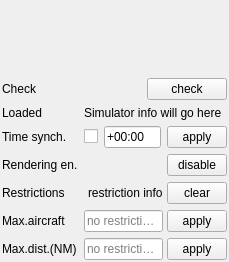
swift-project/pilotclient, file src/blackgui/components/settingssimulatorcomponent.ui: the form before one commit.
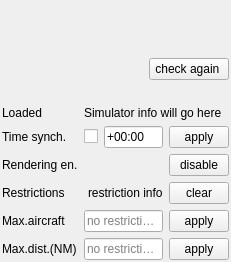
The form after the commit. Custom widgets are drawn as their Qt base class.

Commit message: Ref T312, UI simulator settings to check listeners manually per push button

Diff of the .ui file:
```diff
--- a/src/blackgui/components/settingssimulatorcomponent.ui
+++ b/src/blackgui/components/settingssimulatorcomponent.ui
@@ -7,7 +7,7 @@
     <x>0</x>
     <y>0</y>
     <width>220</width>
-    <height>255</height>
+    <height>260</height>
    </rect>
   </property>
   <property name="windowTitle">
@@ -35,243 +35,32 @@
    <property name="bottomMargin">
     <number>2</number>
    </property>
-   <item row="3" column="1">
-    <widget class="QLabel" name="lbl_PluginInfo">
-     <property name="text">
-      <string>Simulator info will go here</string>
+   <item row="5" column="2">
+    <widget class="QPushButton" name="pb_ApplyTimeSync">
+     <property name="sizePolicy">
+      <sizepolicy hsizetype="Fixed" vsizetype="Preferred">
+       <horstretch>0</horstretch>
+       <verstretch>0</verstretch>
+      </sizepolicy>
      </property>
-     <property name="wordWrap">
-      <bool>true</bool>
-     </property>
-    </widget>
-   </item>
-   <item row="6" column="0">
-    <widget class="QLabel" name="lbl_RestrictedRendering">
-     <property name="toolTip">
-      <string>Current rendering restrictions (if any)</string>
-     </property>
-     <property name="text">
-      <string>Restrictions</string>
-     </property>
-    </widget>
-   </item>
-   <item row="6" column="1">
-    <layout class="QHBoxLayout" name="hl_RestrictedRendering">
-     <property name="spacing">
-      <number>4</number>
-     </property>
-     <item>
-      <widget class="BlackGui::CLedWidget" name="led_RestrictedRendering" native="true"/>
-     </item>
-     <item alignment="Qt::AlignRight">
-      <widget class="QLabel" name="lbl_RestrictionText">
-       <property name="text">
-        <string>restriction info</string>
-       </property>
-      </widget>
-     </item>
-     <item>
-      <widget class="QPushButton" name="pb_ClearRestrictedRendering">
-       <property name="sizePolicy">
-        <sizepolicy hsizetype="Fixed" vsizetype="Preferred">
-         <horstretch>0</horstretch>
-         <verstretch>0</verstretch>
-        </sizepolicy>
-       </property>
-       <property name="minimumSize">
-        <size>
-         <width>60</width>
-         <height>0</height>
-        </size>
-       </property>
-       <property name="maximumSize">
-        <size>
-         <width>60</width>
-         <height>16777215</height>
-        </size>
-       </property>
-       <property name="text">
-        <string>clear</string>
-       </property>
-      </widget>
-     </item>
-    </layout>
-   </item>
-   <item row="3" column="0">
-    <widget class="QLabel" name="lbl_LoadedPlugin">
-     <property name="text">
-      <string>Loaded</string>
-     </property>
-    </widget>
-   </item>
-   <item row="0" column="0" colspan="2">
-    <widget class="BlackGui::CPluginSelector" name="pluginSelector_EnabledSimulators" native="true">
      <property name="minimumSize">
       <size>
-       <width>0</width>
-       <height>50</height>
+       <width>60</width>
+       <height>0</height>
       </size>
      </property>
-    </widget>
-   </item>
-   <item row="4" column="0">
-    <widget class="QLabel" name="lbl_TimeSync">
-     <property name="toolTip">
-      <string>Time synchronization</string>
+     <property name="maximumSize">
+      <size>
+       <width>60</width>
+       <height>16777215</height>
+      </size>
      </property>
      <property name="text">
-      <string>Time synch.</string>
-     </property>
-    </widget>
-   </item>
-   <item row="5" column="0">
-    <widget class="QLabel" name="lbl_RenderingEnabled">
-     <property name="toolTip">
-      <string>Rendering enabled</string>
-     </property>
-     <property name="text">
-      <string>Rendering en.</string>
+      <string>apply</string>
      </property>
     </widget>
    </item>
    <item row="5" column="1">
-    <layout class="QHBoxLayout" name="hl_RenderingEnabled">
-     <item>
-      <widget class="BlackGui::CLedWidget" name="led_RenderingEnabled" native="true"/>
-     </item>
-     <item>
-      <spacer name="hs_RenderingEnabled">
-       <property name="orientation">
-        <enum>Qt::Horizontal</enum>
-       </property>
-       <property name="sizeHint" stdset="0">
-        <size>
-         <width>40</width>
-         <height>20</height>
-        </size>
-       </property>
-      </spacer>
-     </item>
-     <item>
-      <widget class="QPushButton" name="pb_DisableRendering">
-       <property name="sizePolicy">
-        <sizepolicy hsizetype="Fixed" vsizetype="Preferred">
-         <horstretch>0</horstretch>
-         <verstretch>0</verstretch>
-        </sizepolicy>
-       </property>
-       <property name="minimumSize">
-        <size>
-         <width>60</width>
-         <height>0</height>
-        </size>
-       </property>
-       <property name="maximumSize">
-        <size>
-         <width>60</width>
-         <height>16777215</height>
-        </size>
-       </property>
-       <property name="text">
-        <string>disable</string>
-       </property>
-      </widget>
-     </item>
-    </layout>
-   </item>
-   <item row="7" column="1">
-    <layout class="QHBoxLayout" name="hl_MaxAircraft">
-     <property name="spacing">
-      <number>4</number>
-     </property>
-     <item>
-      <widget class="QLineEdit" name="le_MaxAircraft">
-       <property name="placeholderText">
-        <string>no restrictions</string>
-       </property>
-      </widget>
-     </item>
-     <item>
-      <widget class="QPushButton" name="pb_ApplyMaxAircraft">
-       <property name="sizePolicy">
-        <sizepolicy hsizetype="Fixed" vsizetype="Preferred">
-         <horstretch>0</horstretch>
-         <verstretch>0</verstretch>
-        </sizepolicy>
-       </property>
-       <property name="minimumSize">
-        <size>
-         <width>60</width>
-         <height>0</height>
-        </size>
-       </property>
-       <property name="maximumSize">
-        <size>
-         <width>60</width>
-         <height>16777215</height>
-        </size>
-       </property>
-       <property name="text">
-        <string>apply</string>
-       </property>
-      </widget>
-     </item>
-    </layout>
-   </item>
-   <item row="2" column="0">
-    <widget class="QLabel" name="lbl_Check">
-     <property name="text">
-      <string>Check</string>
-     </property>
-    </widget>
-   </item>
-   <item row="8" column="0">
-    <widget class="QLabel" name="lbl_MaxDistance">
-     <property name="text">
-      <string>Max.dist.(NM)</string>
-     </property>
-    </widget>
-   </item>
-   <item row="8" column="1">
-    <layout class="QHBoxLayout" name="hl_MaxDistance">
-     <property name="spacing">
-      <number>4</number>
-     </property>
-     <item>
-      <widget class="QLineEdit" name="le_MaxDistance">
-       <property name="placeholderText">
-        <string>no restrictions</string>
-       </property>
-      </widget>
-     </item>
-     <item>
-      <widget class="QPushButton" name="pb_ApplyMaxDistance">
-       <property name="sizePolicy">
-        <sizepolicy hsizetype="Fixed" vsizetype="Preferred">
-         <horstretch>0</horstretch>
-         <verstretch>0</verstretch>
-        </sizepolicy>
-       </property>
-       <property name="minimumSize">
-        <size>
-         <width>60</width>
-         <height>0</height>
-        </size>
-       </property>
-       <property name="maximumSize">
-        <size>
-         <width>60</width>
-         <height>16777215</height>
-        </size>
-       </property>
-       <property name="text">
-        <string>apply</string>
-       </property>
-      </widget>
-     </item>
-    </layout>
-   </item>
-   <item row="4" column="1">
     <widget class="QWidget" name="wi_TimeSync" native="true">
      <layout class="QHBoxLayout" name="horizontalLayout">
       <property name="leftMargin">
@@ -324,49 +113,226 @@
         </property>
        </widget>
       </item>
-      <item>
-       <widget class="QPushButton" name="pb_ApplyTimeSync">
-        <property name="sizePolicy">
-         <sizepolicy hsizetype="Fixed" vsizetype="Preferred">
-          <horstretch>0</horstretch>
-          <verstretch>0</verstretch>
-         </sizepolicy>
-        </property>
-        <property name="minimumSize">
-         <size>
-          <width>60</width>
-          <height>0</height>
-         </size>
-        </property>
-        <property name="maximumSize">
-         <size>
-          <width>60</width>
-          <height>16777215</height>
-         </size>
-        </property>
-        <property name="text">
-         <string>apply</string>
-        </property>
-       </widget>
-      </item>
      </layout>
     </widget>
    </item>
+   <item row="6" column="1">
+    <widget class="BlackGui::CLedWidget" name="led_RenderingEnabled" native="true">
+     <property name="minimumSize">
+      <size>
+       <width>10</width>
+       <height>0</height>
+      </size>
+     </property>
+    </widget>
+   </item>
+   <item row="8" column="2">
+    <widget class="QPushButton" name="pb_ApplyMaxAircraft">
+     <property name="sizePolicy">
+      <sizepolicy hsizetype="Fixed" vsizetype="Preferred">
+       <horstretch>0</horstretch>
+       <verstretch>0</verstretch>
+      </sizepolicy>
+     </property>
+     <property name="minimumSize">
+      <size>
+       <width>60</width>
+       <height>0</height>
+      </size>
+     </property>
+     <property name="maximumSize">
+      <size>
+       <width>60</width>
+       <height>16777215</height>
+      </size>
+     </property>
+     <property name="text">
+      <string>apply</string>
+     </property>
+    </widget>
+   </item>
    <item row="7" column="0">
+    <widget class="QLabel" name="lbl_RestrictedRendering">
+     <property name="toolTip">
+      <string>Current rendering restrictions (if any)</string>
+     </property>
+     <property name="text">
+      <string>Restrictions</string>
+     </property>
+    </widget>
+   </item>
+   <item row="5" column="0">
+    <widget class="QLabel" name="lbl_TimeSync">
+     <property name="toolTip">
+      <string>Time synchronization</string>
+     </property>
+     <property name="text">
+      <string>Time synch.</string>
+     </property>
+    </widget>
+   </item>
+   <item row="7" column="1">
+    <layout class="QHBoxLayout" name="hl_RestrictedRendering">
+     <property name="spacing">
+      <number>4</number>
+     </property>
+     <item>
+      <widget class="BlackGui::CLedWidget" name="led_RestrictedRendering" native="true"/>
+     </item>
+     <item alignment="Qt::AlignRight">
+      <widget class="QLabel" name="lbl_RestrictionText">
+       <property name="text">
+        <string>restriction info</string>
+       </property>
+      </widget>
+     </item>
+    </layout>
+   </item>
+   <item row="4" column="0">
+    <widget class="QLabel" name="lbl_LoadedPlugin">
+     <property name="text">
+      <string>Loaded</string>
+     </property>
+    </widget>
+   </item>
+   <item row="6" column="0">
+    <widget class="QLabel" name="lbl_RenderingEnabled">
+     <property name="toolTip">
+      <string>Rendering enabled</string>
+     </property>
+     <property name="text">
+      <string>Rendering en.</string>
+     </property>
+    </widget>
+   </item>
+   <item row="9" column="0">
+    <widget class="QLabel" name="lbl_MaxDistance">
+     <property name="text">
+      <string>Max.dist.(NM)</string>
+     </property>
+    </widget>
+   </item>
+   <item row="8" column="1">
+    <layout class="QHBoxLayout" name="hl_MaxAircraft">
+     <property name="spacing">
+      <number>4</number>
+     </property>
+     <item>
+      <widget class="QLineEdit" name="le_MaxAircraft">
+       <property name="placeholderText">
+        <string>no restrictions</string>
+       </property>
+      </widget>
+     </item>
+    </layout>
+   </item>
+   <item row="9" column="1">
+    <layout class="QHBoxLayout" name="hl_MaxDistance">
+     <property name="spacing">
+      <number>4</number>
+     </property>
+     <item>
+      <widget class="QLineEdit" name="le_MaxDistance">
+       <property name="placeholderText">
+        <string>no restrictions</string>
+       </property>
+      </widget>
+     </item>
+    </layout>
+   </item>
+   <item row="8" column="0">
     <widget class="QLabel" name="lbl_MaxAircraft">
      <property name="text">
       <string>Max.aircraft</string>
      </property>
     </widget>
    </item>
-   <item row="2" column="1" alignment="Qt::AlignRight">
-    <widget class="QPushButton" name="pb_Check">
+   <item row="9" column="2">
+    <widget class="QPushButton" name="pb_ApplyMaxDistance">
+     <property name="sizePolicy">
+      <sizepolicy hsizetype="Fixed" vsizetype="Preferred">
+       <horstretch>0</horstretch>
+       <verstretch>0</verstretch>
+      </sizepolicy>
+     </property>
+     <property name="minimumSize">
+      <size>
+       <width>60</width>
+       <height>0</height>
+      </size>
+     </property>
+     <property name="maximumSize">
+      <size>
+       <width>60</width>
+       <height>16777215</height>
+      </size>
+     </property>
      <property name="text">
-      <string>check</string>
+      <string>apply</string>
      </property>
     </widget>
    </item>
-   <item row="1" column="0">
+   <item row="7" column="2">
+    <widget class="QPushButton" name="pb_ClearRestrictedRendering">
+     <property name="sizePolicy">
+      <sizepolicy hsizetype="Fixed" vsizetype="Preferred">
+       <horstretch>0</horstretch>
+       <verstretch>0</verstretch>
+      </sizepolicy>
+     </property>
+     <property name="minimumSize">
+      <size>
+       <width>60</width>
+       <height>0</height>
+      </size>
+     </property>
+     <property name="maximumSize">
+      <size>
+       <width>60</width>
+       <height>16777215</height>
+      </size>
+     </property>
+     <property name="text">
+      <string>clear</string>
+     </property>
+    </widget>
+   </item>
+   <item row="0" column="0" colspan="3">
+    <widget class="BlackGui::CPluginSelector" name="pluginSelector_EnabledSimulators" native="true">
+     <property name="minimumSize">
+      <size>
+       <width>0</width>
+       <height>50</height>
+      </size>
+     </property>
+    </widget>
+   </item>
+   <item row="6" column="2">
+    <widget class="QPushButton" name="pb_DisableRendering">
+     <property name="sizePolicy">
+      <sizepolicy hsizetype="Fixed" vsizetype="Preferred">
+       <horstretch>0</horstretch>
+       <verstretch>0</verstretch>
+      </sizepolicy>
+     </property>
+     <property name="minimumSize">
+      <size>
+       <width>60</width>
+       <height>0</height>
+      </size>
+     </property>
+     <property name="maximumSize">
+      <size>
+       <width>60</width>
+       <height>16777215</height>
+      </size>
+     </property>
+     <property name="text">
+      <string>disable</string>
+     </property>
+    </widget>
+   </item>
+   <item row="3" column="1">
     <spacer name="vs_Top">
      <property name="orientation">
       <enum>Qt::Vertical</enum>
@@ -382,6 +348,23 @@
      </property>
     </spacer>
    </item>
+   <item row="2" column="1" colspan="2" alignment="Qt::AlignRight">
+    <widget class="QPushButton" name="pb_Check">
+     <property name="text">
+      <string>check again </string>
+     </property>
+    </widget>
+   </item>
+   <item row="4" column="1" colspan="2">
+    <widget class="QLabel" name="lbl_PluginInfo">
+     <property name="text">
+      <string>Simulator info will go here</string>
+     </property>
+     <property name="wordWrap">
+      <bool>true</bool>
+     </property>
+    </widget>
+   </item>
   </layout>
  </widget>
  <customwidgets>
```
Left out of the diff: 6 changed lines with no effect on the pictures. The commit also changes 2 other files.
